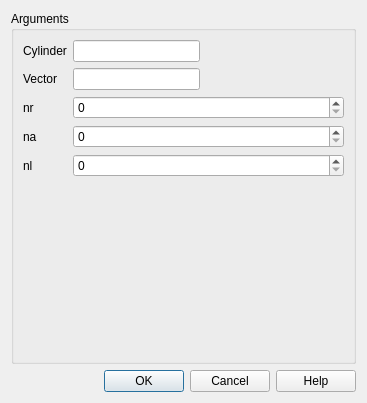
The window that src/HEXABLOCKGUI/MakeCylinder_QTD.ui (SalomePlatform/hexablock) describes before a commit, drawn with Qt 5.
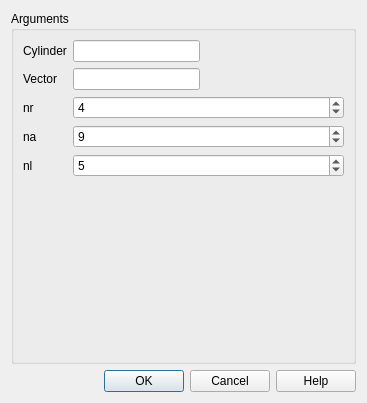
The same window after the commit.

```diff
--- a/src/HEXABLOCKGUI/MakeCylinder_QTD.ui
+++ b/src/HEXABLOCKGUI/MakeCylinder_QTD.ui
@@ -55,7 +55,11 @@
        </widget>
       </item>
       <item row="5" column="1">
-       <widget class="QSpinBox" name="nr_spb"/>
+       <widget class="QSpinBox" name="nr_spb">
+        <property name="value">
+         <number>4</number>
+        </property>
+       </widget>
       </item>
       <item row="5" column="0">
        <widget class="QLabel" name="label_3">
@@ -72,10 +76,18 @@
        </widget>
       </item>
       <item row="6" column="1">
-       <widget class="QSpinBox" name="na_spb"/>
+       <widget class="QSpinBox" name="na_spb">
+        <property name="value">
+         <number>9</number>
+        </property>
+       </widget>
       </item>
       <item row="8" column="1">
-       <widget class="QSpinBox" name="nl_spb"/>
+       <widget class="QSpinBox" name="nl_spb">
+        <property name="value">
+         <number>5</number>
+        </property>
+       </widget>
       </item>
       <item row="6" column="0">
        <widget class="QLabel" name="label_4">
```
Left out of the diff: 2 changed lines with no effect on the pictures.
